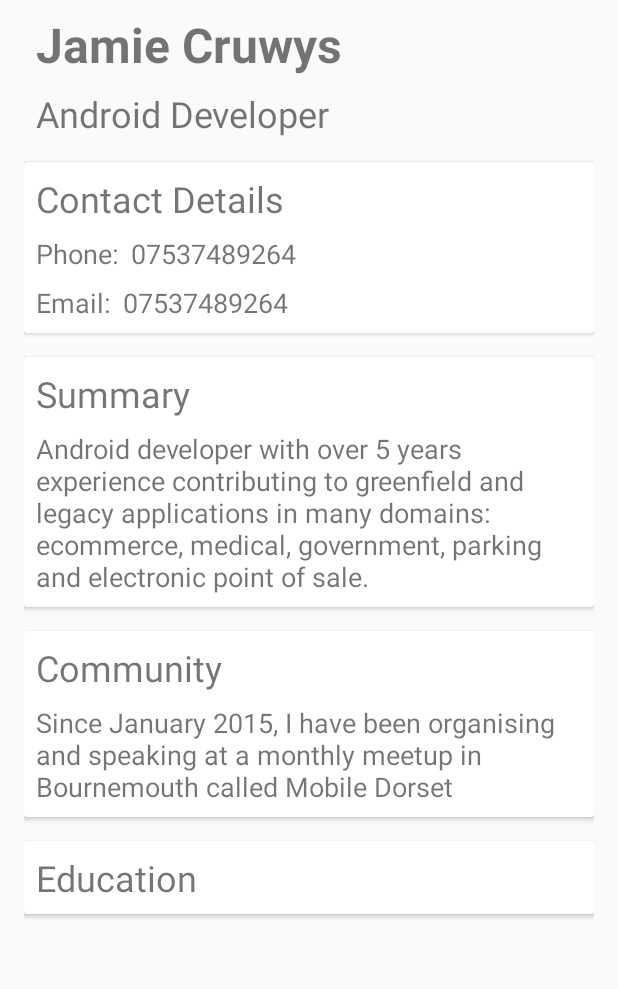
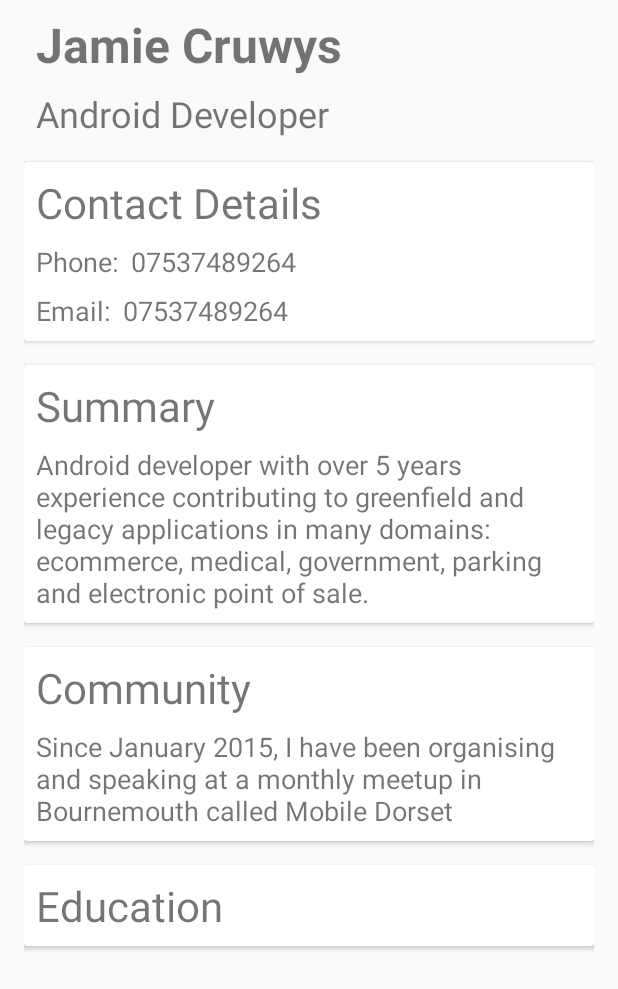
Before and after one commit to JamieCruwys/CV-Example, an Android app: the layout fragment_summary.xml on its own in the app's theme, with its tools: preview values and no code run, on a phone screen of 412 x 824 dp. Shown: the top 989 px of the screen. Run offline under Robolectric (Android 15) with nearby library versions, the phone set to English and light mode, and no system bars.

Commit message:
Updated text sizes

```diff
--- a/app/src/main/res/layout/fragment_summary.xml
+++ b/app/src/main/res/layout/fragment_summary.xml
@@ -20,7 +20,7 @@
                 android:id="@+id/header_name"
                 android:layout_width="match_parent"
                 android:layout_height="wrap_content"
-                android:textSize="@dimen/text_large"
+                android:textSize="@dimen/text_xlarge"
                 android:textStyle="bold"
                 android:layout_marginStart="@dimen/measurement_small"
                 android:layout_marginTop="@dimen/measurement_small"
@@ -50,7 +50,7 @@
                 <TextView
                         android:layout_width="match_parent"
                         android:layout_height="wrap_content"
-                        android:textSize="@dimen/text_medium"
+                        android:textSize="@dimen/text_large"
                         android:text="@string/contact_details_title"/>
 
                 <LinearLayout
@@ -120,7 +120,7 @@
                 <TextView
                         android:layout_width="match_parent"
                         android:layout_height="wrap_content"
-                        android:textSize="@dimen/text_medium"
+                        android:textSize="@dimen/text_large"
                         android:text="@string/summary_title"/>
 
                 <TextView
@@ -150,7 +150,7 @@
                 <TextView
                         android:layout_width="match_parent"
                         android:layout_height="wrap_content"
-                        android:textSize="@dimen/text_medium"
+                        android:textSize="@dimen/text_large"
                         android:text="@string/community_title"/>
 
                 <TextView
@@ -181,7 +181,7 @@
                 <TextView
                         android:layout_width="match_parent"
                         android:layout_height="wrap_content"
-                        android:textSize="@dimen/text_medium"
+                        android:textSize="@dimen/text_large"
                         android:text="@string/education_title"/>
 
                 <LinearLayout
--- a/app/src/main/res/layout/item_education.xml
+++ b/app/src/main/res/layout/item_education.xml
@@ -12,7 +12,7 @@
             android:id="@+id/name"
             android:layout_width="match_parent"
             android:layout_height="wrap_content"
-            android:textSize="@dimen/text_small"
+            android:textSize="@dimen/text_medium"
             tools:text="Computer Science"/>
 
     <TextView
--- a/app/src/main/res/values/dimens.xml
+++ b/app/src/main/res/values/dimens.xml
@@ -8,7 +8,8 @@
     <!-- Text sizes -->
     <dimen name="text_small">18sp</dimen>
     <dimen name="text_medium">24sp</dimen>
-    <dimen name="text_large">32sp</dimen>
+    <dimen name="text_large">28sp</dimen>
+    <dimen name="text_xlarge">32sp</dimen>
 
     <!-- Specific sizes -->
     <dimen name="appbar_padding">16dp</dimen>
```
